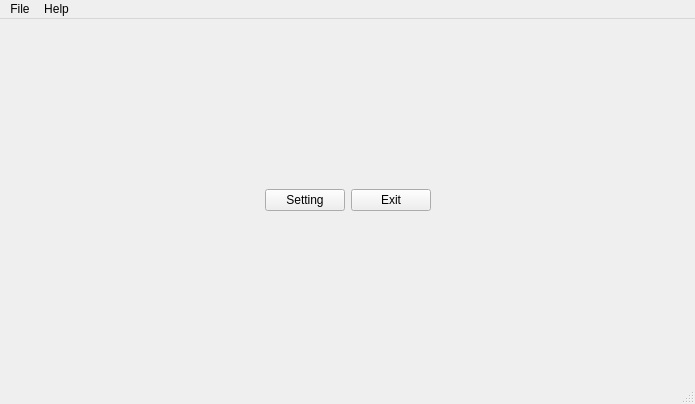
Above: src/ui/main/mainwin.ui from XMuli/myapp-template before the change. Below: the same form after it.
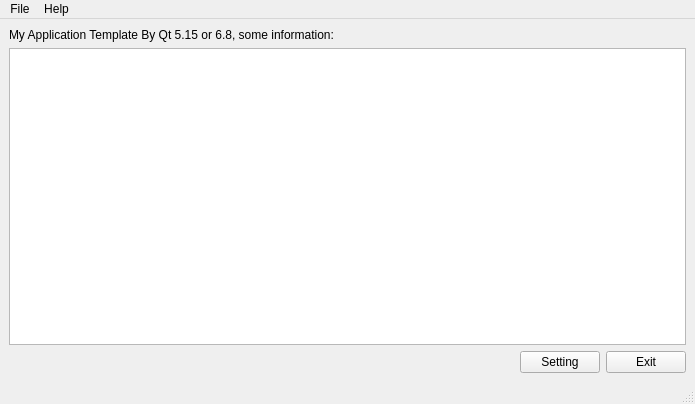
That is the form after the change.

The edit to the form file:
```diff
--- a/src/ui/main/mainwin.ui
+++ b/src/ui/main/mainwin.ui
@@ -14,7 +14,36 @@
    <string>MainWindow</string>
   </property>
   <widget class="QWidget" name="centralwidget">
+   <layout class="QVBoxLayout" name="verticalLayout">
+    <item>
+     <widget class="QLabel" name="label">
+      <property name="text">
+       <string>My Application Template By Qt 5.15 or 6.8, some information:</string>
+      </property>
+     </widget>
+    </item>
+    <item>
+     <widget class="QPlainTextEdit" name="plainTextEdit">
+      <property name="readOnly">
+       <bool>true</bool>
+      </property>
+     </widget>
+    </item>
+    <item>
+     <widget class="QWidget" name="widget" native="true">
    <layout class="QHBoxLayout" name="horizontalLayout">
+       <property name="leftMargin">
+        <number>0</number>
+       </property>
+       <property name="topMargin">
+        <number>0</number>
+       </property>
+       <property name="rightMargin">
+        <number>0</number>
+       </property>
+       <property name="bottomMargin">
+        <number>0</number>
+       </property>
     <item>
      <spacer name="horizontalSpacer">
       <property name="orientation">
@@ -42,18 +71,8 @@
       </property>
      </widget>
     </item>
-    <item>
-     <spacer name="horizontalSpacer_2">
-      <property name="orientation">
-       <enum>Qt::Orientation::Horizontal</enum>
-      </property>
-      <property name="sizeHint" stdset="0">
-       <size>
-        <width>40</width>
-        <height>20</height>
-       </size>
-      </property>
-     </spacer>
+      </layout>
+     </widget>
     </item>
    </layout>
   </widget>
```
Lines whose indentation alone changed are shown as unchanged.
